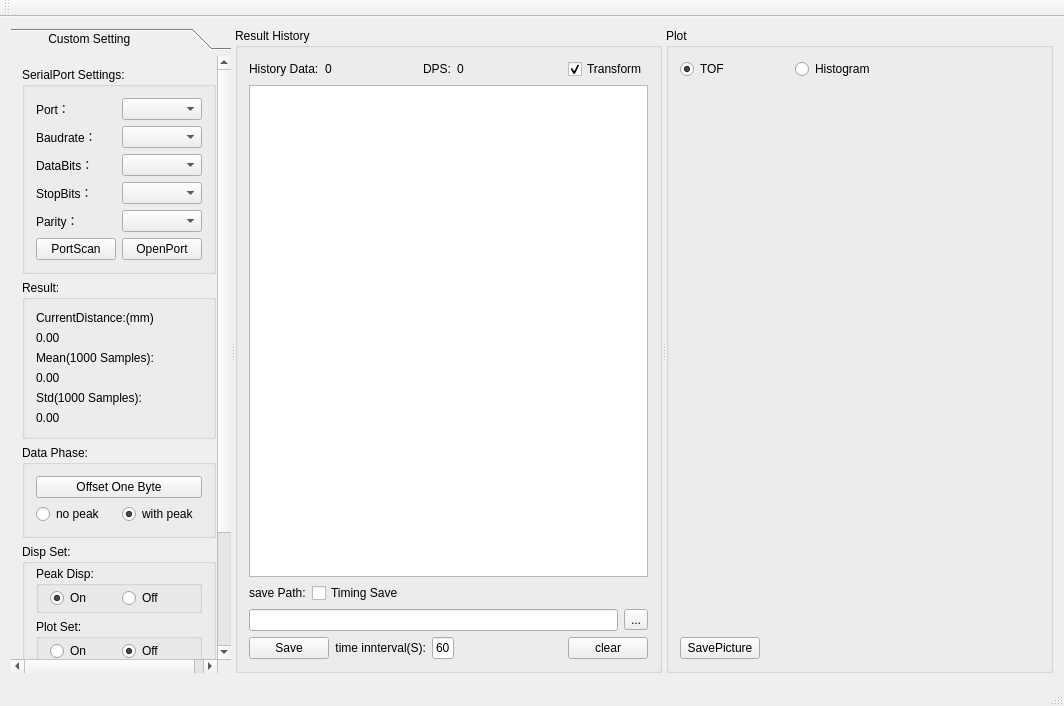
Old version of the form mainwindow.ui in the repository heathen557/S3_vidar.
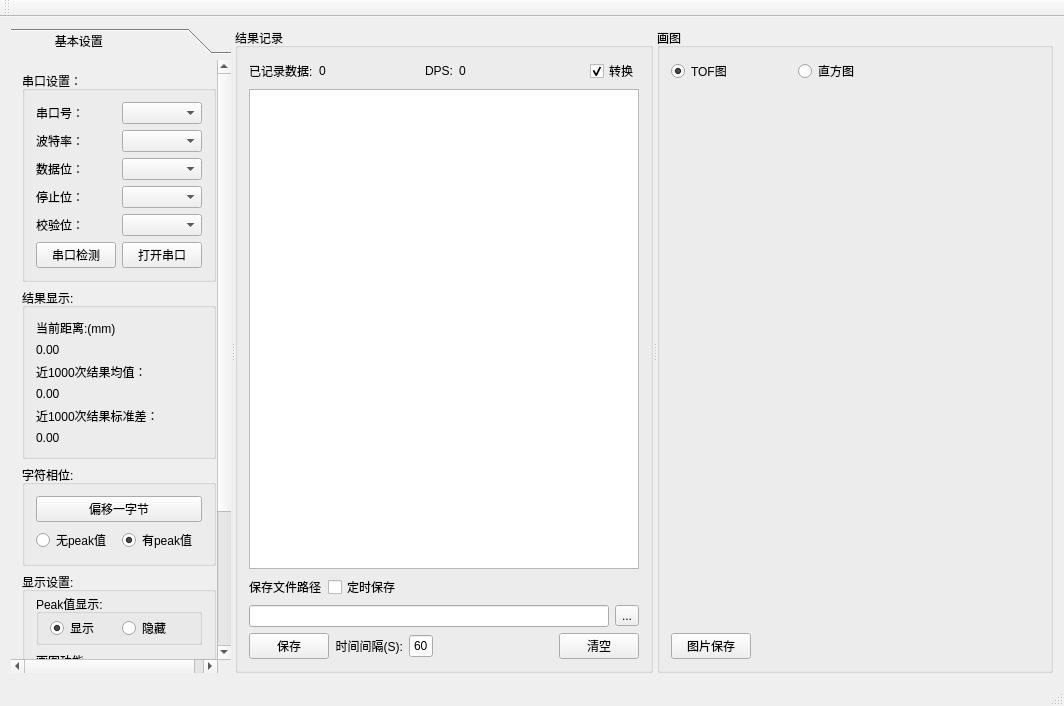
New version of the form. Icons and pictures are not drawn. Custom widgets are drawn as their Qt base class.

Patch:
```diff
--- a/mainwindow.ui
+++ b/mainwindow.ui
@@ -52,7 +52,7 @@
 font: 11pt &quot;Times New Roman&quot;;}</string>
         </property>
         <attribute name="label">
-         <string>          Custom Setting</string>
+         <string>            基本设置</string>
         </attribute>
         <layout class="QGridLayout" name="gridLayout_11" rowstretch="6,5,2,5,3">
          <item row="0" column="0">
@@ -62,7 +62,7 @@
 {font: 10pt &quot;Times New Roman&quot;;}</string>
            </property>
            <property name="title">
-            <string>SerialPort Settings:</string>
+            <string>串口设置：</string>
            </property>
            <layout class="QGridLayout" name="gridLayout_4">
             <item row="0" column="0">
@@ -70,7 +70,7 @@
               <item row="0" column="0">
                <widget class="QLabel" name="label_10">
                 <property name="text">
-                 <string>Port：</string>
+                 <string>串口号：</string>
                 </property>
                </widget>
               </item>
@@ -80,7 +80,7 @@
               <item row="1" column="0">
                <widget class="QLabel" name="label_8">
                 <property name="text">
-                 <string>Baudrate：</string>
+                 <string>波特率：</string>
                 </property>
                </widget>
               </item>
@@ -90,7 +90,7 @@
               <item row="2" column="0">
                <widget class="QLabel" name="label_11">
                 <property name="text">
-                 <string>DataBits：</string>
+                 <string>数据位：</string>
                 </property>
                </widget>
               </item>
@@ -100,7 +100,7 @@
               <item row="3" column="0">
                <widget class="QLabel" name="label_7">
                 <property name="text">
-                 <string>StopBits：</string>
+                 <string>停止位：</string>
                 </property>
                </widget>
               </item>
@@ -110,7 +110,7 @@
               <item row="4" column="0">
                <widget class="QLabel" name="label_9">
                 <property name="text">
-                 <string>Parity：</string>
+                 <string>校验位：</string>
                 </property>
                </widget>
               </item>
@@ -120,14 +120,14 @@
               <item row="5" column="0">
                <widget class="QPushButton" name="portScan_pushButton">
                 <property name="text">
-                 <string>PortScan</string>
+                 <string>串口检测</string>
                 </property>
                </widget>
               </item>
               <item row="5" column="1">
                <widget class="QPushButton" name="openPort_pushButton">
                 <property name="text">
-                 <string>OpenPort</string>
+                 <string>打开串口</string>
                 </property>
                </widget>
               </item>
@@ -143,7 +143,7 @@
 {font: 10pt &quot;Times New Roman&quot;;}</string>
            </property>
            <property name="title">
-            <string>Result:</string>
+            <string>结果显示:</string>
            </property>
            <layout class="QGridLayout" name="gridLayout_5">
             <item row="0" column="0">
@@ -151,7 +151,7 @@
               <item>
                <widget class="QLabel" name="label_12">
                 <property name="text">
-                 <string>CurrentDistance:(mm)</string>
+                 <string>当前距离:(mm)</string>
                 </property>
                </widget>
               </item>
@@ -168,7 +168,7 @@
               <item>
                <widget class="QLabel" name="label_14">
                 <property name="text">
-                 <string>Mean(1000 Samples):</string>
+                 <string>近1000次结果均值：</string>
                 </property>
                </widget>
               </item>
@@ -185,7 +185,7 @@
               <item>
                <widget class="QLabel" name="label_16">
                 <property name="text">
-                 <string>Std(1000 Samples):</string>
+                 <string>近1000次结果标准差：</string>
                 </property>
                </widget>
               </item>
@@ -211,13 +211,13 @@
 {font: 10pt &quot;Times New Roman&quot;;}</string>
            </property>
            <property name="title">
-            <string>Data Phase:</string>
+            <string>字符相位:</string>
            </property>
            <layout class="QGridLayout" name="gridLayout_6">
             <item row="0" column="0">
              <widget class="QPushButton" name="offsetOneByte_pushButton">
               <property name="text">
-               <string>Offset One Byte</string>
+               <string>偏移一字节</string>
               </property>
              </widget>
             </item>
@@ -226,14 +226,14 @@
               <item>
                <widget class="QRadioButton" name="noPeak_radioButton">
                 <property name="text">
-                 <string>no peak</string>
+                 <string>无peak值</string>
                 </property>
                </widget>
               </item>
               <item>
                <widget class="QRadioButton" name="withPeak_radioButton">
                 <property name="text">
-                 <string>with peak</string>
+                 <string>有peak值</string>
                 </property>
                 <property name="checked">
                  <bool>true</bool>
@@ -252,7 +252,7 @@
 {font: 10pt &quot;Times New Roman&quot;;}</string>
            </property>
            <property name="title">
-            <string>Disp Set:</string>
+            <string>显示设置:</string>
            </property>
            <layout class="QGridLayout" name="gridLayout_9">
             <property name="topMargin">
@@ -264,7 +264,7 @@
             <item row="0" column="0">
              <widget class="QGroupBox" name="groupBox_7">
               <property name="title">
-               <string>Peak Disp:</string>
+               <string>Peak值显示:</string>
               </property>
               <layout class="QGridLayout" name="gridLayout_7">
                <property name="topMargin">
@@ -276,7 +276,7 @@
                <item row="0" column="0">
                 <widget class="QRadioButton" name="PeakSet_on_radioButton">
                  <property name="text">
-                  <string>On</string>
+                  <string>显示</string>
                  </property>
                  <property name="checked">
                   <bool>true</bool>
@@ -286,7 +286,7 @@
                <item row="0" column="1">
                 <widget class="QRadioButton" name="PeakSet_off_radioButton">
                  <property name="text">
-                  <string>Off</string>
+                  <string>隐藏</string>
                  </property>
                 </widget>
                </item>
@@ -296,7 +296,7 @@
             <item row="1" column="0">
              <widget class="QGroupBox" name="groupBox_8">
               <property name="title">
-               <string>Plot Set:</string>
+               <string>画图功能:</string>
               </property>
               <layout class="QGridLayout" name="gridLayout_8">
                <property name="topMargin">
@@ -308,14 +308,14 @@
                <item row="0" column="0">
                 <widget class="QRadioButton" name="plotSet_on_radioButton">
                  <property name="text">
-                  <string>On</string>
+                  <string>开</string>
                  </property>
                 </widget>
                </item>
                <item row="0" column="1">
                 <widget class="QRadioButton" name="plotSet_off_radioButton">
                  <property name="text">
-                  <string>Off</string>
+                  <string>关</string>
                  </property>
                  <property name="checked">
                   <bool>true</bool>
@@ -404,7 +404,7 @@
 {font: 10pt &quot;Times New Roman&quot;;}</string>
        </property>
        <property name="title">
-        <string>Result History</string>
+        <string>结果记录</string>
        </property>
        <layout class="QGridLayout" name="gridLayout">
         <item row="0" column="0">
@@ -412,7 +412,7 @@
           <item>
            <widget class="QLabel" name="label">
             <property name="text">
-             <string>History Data:</string>
+             <string>已记录数据:</string>
             </property>
            </widget>
           </item>
@@ -487,7 +487,7 @@
           <item>
            <widget class="QCheckBox" name="Transform_checkBox">
             <property name="text">
-             <string>Transform</string>
+             <string>转换</string>
             </property>
             <property name="checked">
              <bool>true</bool>
@@ -501,14 +501,14 @@
           <item>
            <widget class="QLabel" name="label_5">
             <property name="text">
-             <string>save Path:</string>
+             <string>保存文件路径</string>
             </property>
            </widget>
           </item>
           <item>
            <widget class="QCheckBox" name="TimingSave_checkBox">
             <property name="text">
-             <string>Timing Save</string>
+             <string>定时保存</string>
             </property>
            </widget>
           </item>
@@ -546,14 +546,14 @@
           <item>
            <widget class="QPushButton" name="save_pushButton">
             <property name="text">
-             <string>Save</string>
+             <string>保存</string>
             </property>
            </widget>
           </item>
           <item>
            <widget class="QLabel" name="timeInnterval_label">
             <property name="text">
-             <string>time innterval(S):</string>
+             <string>时间间隔(S):</string>
             </property>
             <property name="alignment">
              <set>Qt::AlignRight|Qt::AlignTrailing|Qt::AlignVCenter</set>
@@ -586,7 +586,7 @@
           <item>
            <widget class="QPushButton" name="clear_pushButton">
             <property name="text">
-             <string>clear</string>
+             <string>清空</string>
             </property>
            </widget>
           </item>
@@ -608,7 +608,7 @@
 {font: 10pt &quot;Times New Roman&quot;;}</string>
        </property>
        <property name="title">
-        <string>Plot</string>
+        <string>画图</string>
        </property>
        <layout class="QGridLayout" name="gridLayout_12">
         <item row="0" column="0">
@@ -616,7 +616,7 @@
           <item>
            <widget class="QRadioButton" name="TOF_radioButton">
             <property name="text">
-             <string>TOF</string>
+             <string>TOF图</string>
             </property>
             <property name="checked">
              <bool>true</bool>
@@ -639,7 +639,7 @@
           <item>
            <widget class="QRadioButton" name="Histogram_radioButton">
             <property name="text">
-             <string>Histogram</string>
+             <string>直方图</string>
             </property>
            </widget>
           </item>
@@ -684,7 +684,7 @@
           <item>
            <widget class="QPushButton" name="savePicture_pushButton">
             <property name="text">
-             <string>SavePicture</string>
+             <string>图片保存</string>
             </property>
            </widget>
           </item>
```
Left out of the diff: 2 changed lines with no effect on the pictures.
